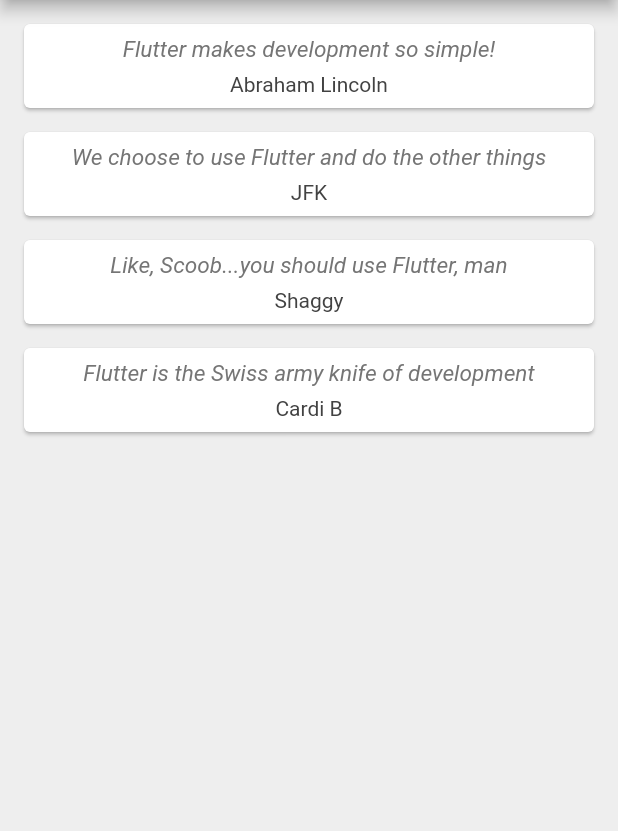
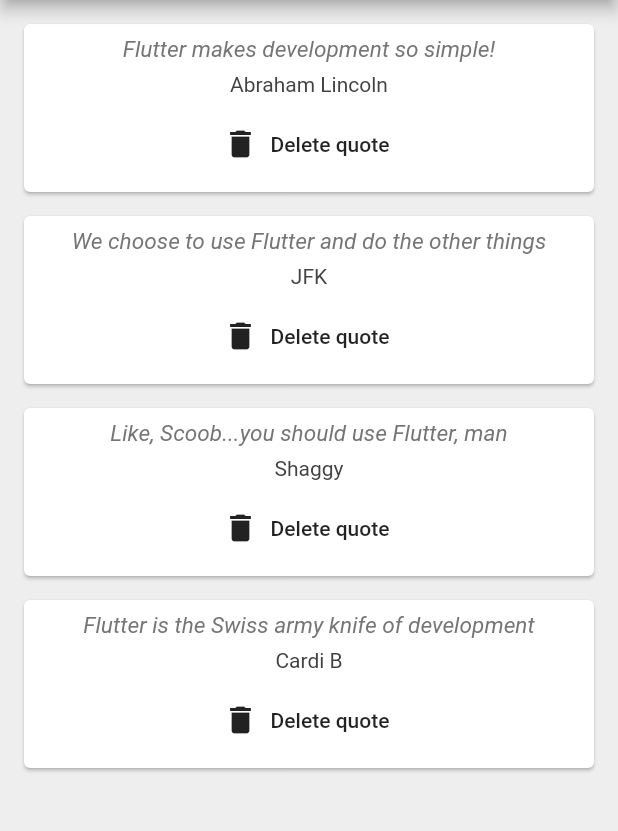
Before and after one commit to hunterhines34/Quotely, a Flutter app: the screen it shows after launch, on a phone screen of 412 x 824 dp, the part 84-915 px from its top. Run offline on Flutter 3.47's test engine with Material 2 defaults, Android fonts, the phone set to English and light mode, and no system bars.

Commit message:
Added delete quote function

```diff
--- a/lib/main.dart
+++ b/lib/main.dart
@@ -32,7 +32,14 @@ class _QuotelyState extends State<Quotely> {
       body: Center(
         child: Column(
           crossAxisAlignment: CrossAxisAlignment.stretch,
-          children: quotes.map((quote) => QuoteCard(quote: quote)).toList(),
+          children: quotes.map((quote) => QuoteCard(
+              quote: quote,
+              delete: () {
+                setState(() {
+                  quotes.remove(quote);
+                });
+              }
+          )).toList(),
         ),
       ),
     );
--- a/lib/quote_card.dart
+++ b/lib/quote_card.dart
@@ -4,7 +4,9 @@ import 'quote.dart';
 class QuoteCard extends StatelessWidget {
 
   final Quote quote;
-  QuoteCard({ this.quote });
+  final Function delete;
+
+  QuoteCard({ this.quote, this.delete });
 
   @override
   Widget build(BuildContext context) {
@@ -32,6 +34,12 @@ class QuoteCard extends StatelessWidget {
                 color: Colors.grey[800],
               ),
             ),
+            SizedBox(height: 8.0),
+            FlatButton.icon(
+              onPressed: delete,
+              label: Text('Delete quote'),
+              icon: Icon(Icons.delete),
+            ),
           ],
         ),
       ),
```
